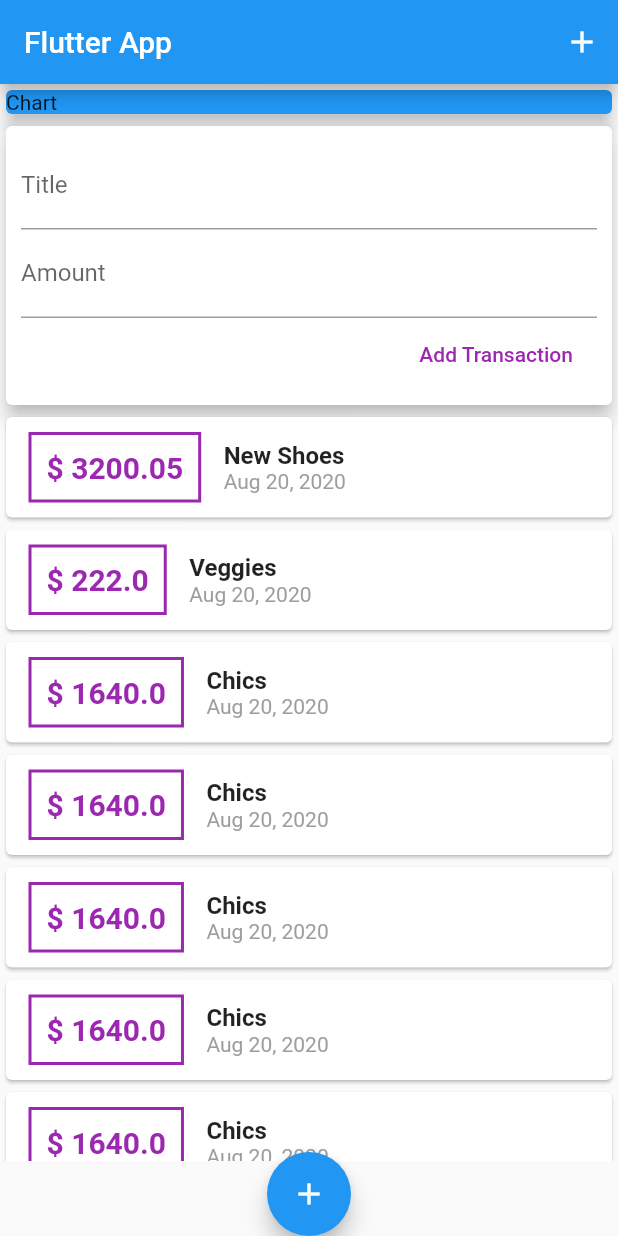
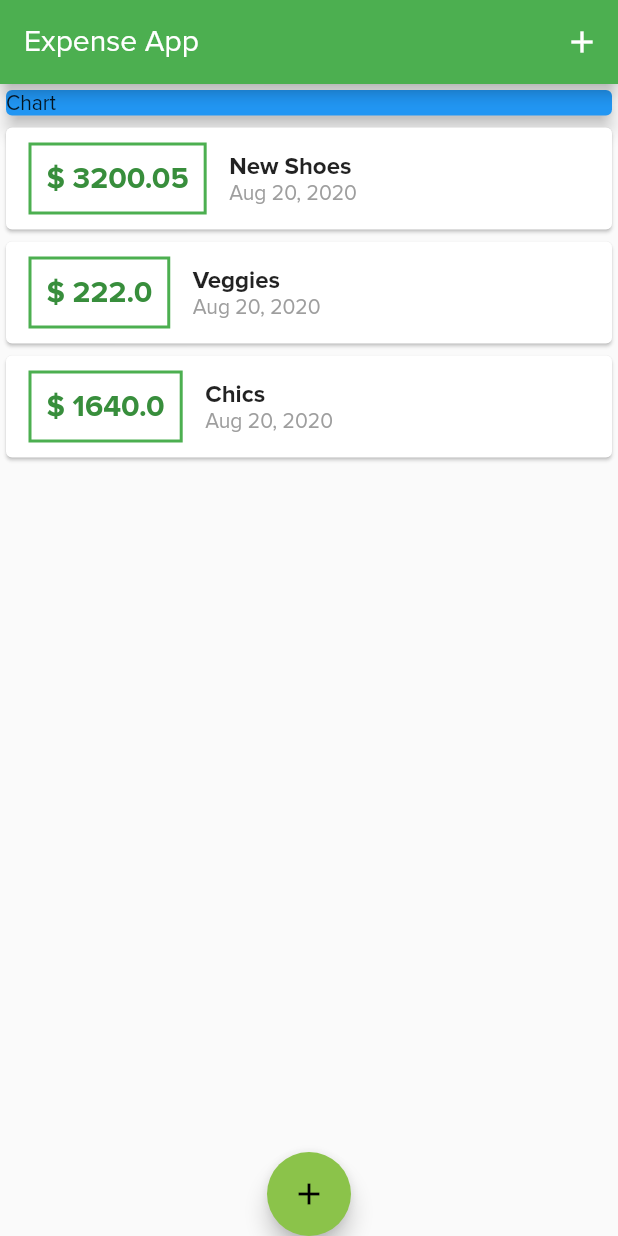
Before and after one commit to iamchiragsharma/Personal_Expense_App_Flutter, a Flutter app: the screen it shows after launch, on a phone screen of 412 x 824 dp. Run offline on Flutter 3.47's test engine with Material 2 defaults, Android fonts, the phone set to English and light mode, and no system bars.

Commit message:
Added Modal and Changed Font

```diff
--- a/lib/main.dart
+++ b/lib/main.dart
@@ -1,6 +1,7 @@
 import 'package:flutter/material.dart';
+import './widgets/transactions_list.dart';
+import './models/transaction.dart';
 import './widgets/new_transactions.dart';
-import './widgets/user_transaction.dart';
 
 void main() => runApp(MyApp());
 
@@ -8,23 +9,63 @@ class MyApp extends StatelessWidget {
   @override
   Widget build(BuildContext context) {
     return MaterialApp(
-      title: 'Flutter App',
+      title: 'Expense App',
+      theme: ThemeData(
+        primarySwatch: Colors.green,
+        accentColor: Colors.lightGreen,
+        fontFamily: 'ProximaNova',
+      ),
       home: MyHomePage(),
     );
   }
 }
 
-class MyHomePage extends StatelessWidget {
+class MyHomePage extends StatefulWidget {
   // String titleInput;
   // String amountInput;
-  final titleController = TextEditingController();
-  final amountController = TextEditingController();
+  @override
+  _MyHomePageState createState() => _MyHomePageState();
+}
 
-  void startAddNewTransaction(BuildContext ctx) {
+class _MyHomePageState extends State<MyHomePage> {
+  final List<Transaction> _userTransactions = [
+    Transaction(
+      id: '1',
+      title: 'New Shoes',
+      amount: 3200.05,
+      date: DateTime.now(),
+    ),
+    Transaction(
+      id: '2',
+      title: 'Veggies',
+      amount: 222,
+      date: DateTime.now(),
+    ),
+    Transaction(
+      id: '3',
+      title: 'Chics',
+      amount: 1640,
+      date: DateTime.now(),
+    ),
+  ];
+
+  void _addNewTransaction(String txTitle, double txAmount) {
+    final newTx = Transaction(
+        title: txTitle,
+        amount: txAmount,
+        date: DateTime.now(),
+        id: DateTime.now().toString());
+
+    setState(() {
+      _userTransactions.add(newTx);
+    });
+  }
+
+  void _startAddNewTransaction(BuildContext ctx) {
     showModalBottomSheet(
         context: ctx,
-        builder: (bCtx) {
-          return NewTransaction();
+        builder: (_) {
+          return NewTransaction(_addNewTransaction);
         });
   }
 
@@ -32,11 +73,11 @@ class MyHomePage extends StatelessWidget {
   Widget build(BuildContext context) {
     return Scaffold(
       appBar: AppBar(
-        title: Text('Flutter App'),
+        title: Text('Expense App'),
         actions: [
           IconButton(
             icon: Icon(Icons.add),
-            onPressed: () {},
+            onPressed: () => _startAddNewTransaction(context),
           )
         ],
       ),
@@ -53,14 +94,14 @@ class MyHomePage extends StatelessWidget {
                 elevation: 5,
               ),
             ),
-            UserTransaction(),
+            TransactionList(_userTransactions),
           ],
         ),
       ),
       floatingActionButtonLocation: FloatingActionButtonLocation.centerDocked,
       floatingActionButton: FloatingActionButton(
         child: Icon(Icons.add),
-        onPressed: () {},
+        onPressed: () => _startAddNewTransaction(context),
       ),
     );
   }
--- a/lib/widgets/new_transactions.dart
+++ b/lib/widgets/new_transactions.dart
@@ -1,12 +1,18 @@
 import 'package:flutter/material.dart';
 
-class NewTransaction extends StatelessWidget {
-  final titleController = TextEditingController();
-  final amountController = TextEditingController();
-
+class NewTransaction extends StatefulWidget {
   final Function addTx;
 
   NewTransaction(this.addTx);
+
+  @override
+  _NewTransactionState createState() => _NewTransactionState();
+}
+
+class _NewTransactionState extends State<NewTransaction> {
+  final titleController = TextEditingController();
+
+  final amountController = TextEditingController();
 
   void submitData() {
     final enteredTitle = titleController.text;
@@ -15,7 +21,10 @@ class NewTransaction extends StatelessWidget {
     if (enteredTitle.isEmpty || enteredAmount <= 0) {
       return;
     }
-    addTx(enteredTitle, enteredAmount);
+
+    widget.addTx(enteredTitle, enteredAmount);
+
+    Navigator.of(context).pop();
   }
 
   @override
--- a/lib/widgets/transactions_list.dart
+++ b/lib/widgets/transactions_list.dart
@@ -24,12 +24,12 @@ class TransactionList extends StatelessWidget {
                       style: TextStyle(
                         fontWeight: FontWeight.bold,
                         fontSize: 20,
-                        color: Colors.purple,
+                        color: Theme.of(context).primaryColorDark,
                       ),
                     ),
                     decoration: BoxDecoration(
                         border: Border.all(
-                      color: Colors.purple,
+                      color: Theme.of(context).primaryColor,
                       width: 2,
                     )),
                     padding: EdgeInsets.all(10),
--- a/lib/widgets/user_transaction.dart
+++ /dev/null
@@ -1,114 +0,0 @@
-import 'package:flutter/material.dart';
-import './new_transactions.dart';
-import './transactions_list.dart';
-import '../models/transaction.dart';
-
-class UserTransaction extends StatefulWidget {
-  @override
-  _UserTransactionState createState() => _UserTransactionState();
-}
-
-class _UserTransactionState extends State<UserTransaction> {
-  final List<Transaction> _userTransactions = [
-    Transaction(
-      id: '1',
-      title: 'New Shoes',
-      amount: 3200.05,
-      date: DateTime.now(),
-    ),
-    Transaction(
-      id: '2',
-      title: 'Veggies',
-      amount: 222,
-      date: DateTime.now(),
-    ),
-    Transaction(
-      id: '3',
-      title: 'Chics',
-      amount: 1640,
-      date: DateTime.now(),
-    ),
-    Transaction(
-      id: '3',
-      title: 'Chics',
-      amount: 1640,
-      date: DateTime.now(),
-    ),
-    Transaction(
-      id: '3',
-      title: 'Chics',
-      amount: 1640,
-      date: DateTime.now(),
-    ),
-    Transaction(
-      id: '3',
-      title: 'Chics',
-      amount: 1640,
-      date: DateTime.now(),
-    ),
-    Transaction(
-      id: '3',
-      title: 'Chics',
-      amount: 1640,
-      date: DateTime.now(),
-    ),
-    Transaction(
-      id: '1',
-      title: 'New Shoes',
-      amount: 3200.05,
-      date: DateTime.now(),
-    ),
-    Transaction(
-      id: '2',
-      title: 'Veggies',
-      amount: 222,
-      date: DateTime.now(),
-    ),
-    Transaction(
-      id: '3',
-      title: 'Chics',
-      amount: 1640,
-      date: DateTime.now(),
-    ),
-    Transaction(
-      id: '1',
-      title: 'New Shoes',
-      amount: 3200.05,
-      date: DateTime.now(),
-    ),
-    Transaction(
-      id: '2',
-      title: 'Veggies',
-      amount: 222,
-      date: DateTime.now(),
-    ),
-    Transaction(
-      id: '3',
-      title: 'Chics',
-      amount: 1640,
-      date: DateTime.now(),
-    ),
-  ];
-
-  void _addNewTransaction(String txTitle, double txAmount) {
-    final newTx = Transaction(
-        title: txTitle,
-        amount: txAmount,
-        date: DateTime.now(),
-        id: DateTime.now().toString());
-
-    setState(() {
-      _userTransactions.add(newTx);
-    });
-  }
-
-  @override
-  Widget build(BuildContext context) {
-    return Column(
-      children: [
-        NewTransaction(_addNewTransaction),
-        TransactionList(_userTransactions),
-      ],
-    );
-  }
-}
```
Also changed, not shown: pubspec.yaml (+6 -6 lines), assets/fonts/Proxima-Nova-Bold.ttf (added), assets/fonts/Proxima-Nova-Regular.ttf (added).
